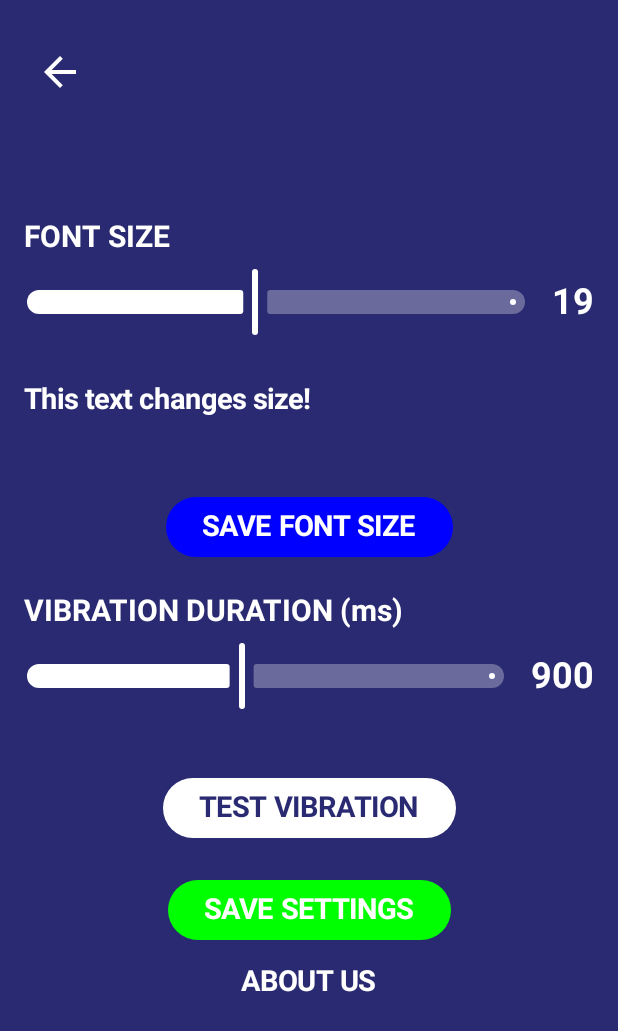
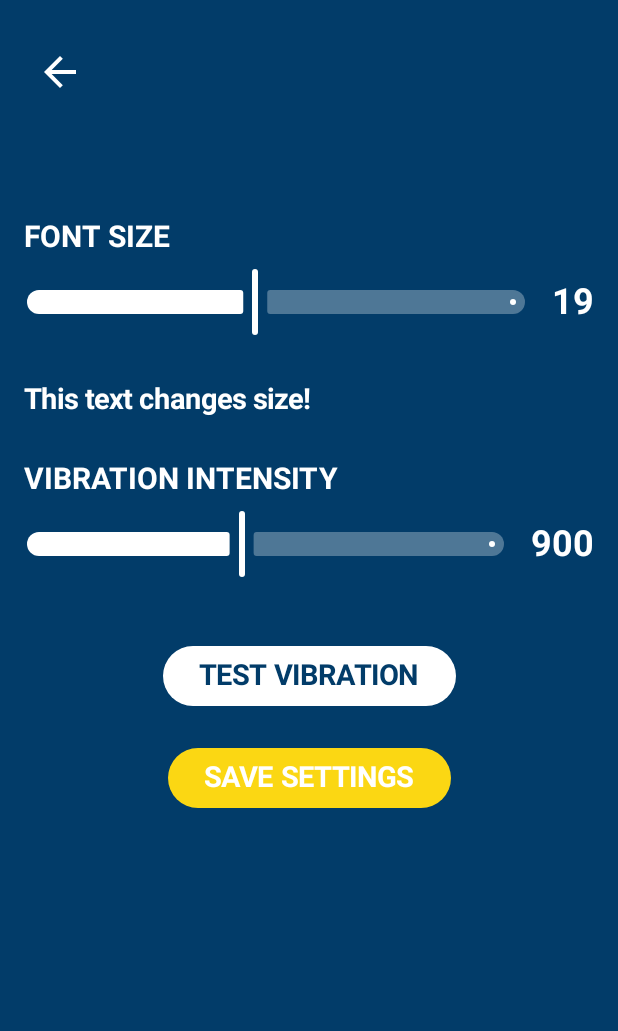
Before and after one commit to shlynavtiff/SafeSignRoadsAndroidd, an Android app built with Jetpack Compose: the SettingsActivity screen opened directly, with no data from a screen before it, on a phone screen of 412 x 824 dp. Shown: the top 1031 px of the screen. Run offline under Robolectric (Android 15) with nearby library versions, the phone set to English and light mode, and no system bars.

Commit message:
settings ui

```diff
--- a/app/src/main/java/com/example/safesignroads/SettingsActivity.kt
+++ b/app/src/main/java/com/example/safesignroads/SettingsActivity.kt
@@ -44,7 +44,6 @@ class SettingsActivity : ComponentActivity() {
         }
     }
 
-    // Function to vibrate the phone
     private fun vibratePhone(durationMs: Float) {
         val vibrator = if (android.os.Build.VERSION.SDK_INT >= android.os.Build.VERSION_CODES.S) {
             val vibratorManager = getSystemService(Context.VIBRATOR_MANAGER_SERVICE) as VibratorManager
@@ -55,17 +54,14 @@ class SettingsActivity : ComponentActivity() {
         }
 
         if (android.os.Build.VERSION.SDK_INT >= android.os.Build.VERSION_CODES.O) {
-            // Android 8.0+ (API 26+)
             val effect = VibrationEffect.createOneShot(durationMs.toLong(), VibrationEffect.DEFAULT_AMPLITUDE)
             vibrator.vibrate(effect)
         } else {
-            // Android 7.0 (API 24-25) - Deprecated method
             @Suppress("DEPRECATION")
             vibrator.vibrate(durationMs.toLong())
         }
     }
 
-    // Function to save vibration duration
     private fun saveVibrationDuration(duration: Float) {
         val sharedPreferences = getSharedPreferences("settings", Context.MODE_PRIVATE)
         sharedPreferences.edit().putFloat("vibration_duration", duration).apply()
@@ -80,20 +76,21 @@ class SettingsActivity : ComponentActivity() {
 @Composable
 fun SettingsScreen(
     vibrationDuration: Float,
-    fontSize: Float,  // Accept font size as a parameter
+    fontSize: Float,
     onVibrate: (Float) -> Unit,
-    onSaveFontSize: (Float) -> Unit,  // Function to save font size
+    onSaveFontSize: (Float) -> Unit,
     onSaveVibrationDuration: (Float) -> Unit
 ) {
-    val darkPurple = Color(0xFF2A2A72)
+    val customYellow = Color(0xFFFBD713)
+    val deepBlue = Color(0xFF023C69)
     val context = LocalContext.current
     var vibrationDurationValue by remember { mutableStateOf(vibrationDuration) }
-    var fontSizeValue by remember { mutableStateOf(fontSize) }  // Load font size
+    var fontSizeValue by remember { mutableStateOf(fontSize) }
 
     Box(
         modifier = Modifier
             .fillMaxSize()
-            .background(darkPurple)
+            .background(deepBlue)
     ) {
         Column(
             modifier = Modifier
@@ -123,7 +120,7 @@ fun SettingsScreen(
                 modifier = Modifier.padding(bottom = 8.dp)
             )
 
-            // Font Size Slider
+
             Row(
                 verticalAlignment = Alignment.CenterVertically,
                 modifier = Modifier.fillMaxWidth()
@@ -151,35 +148,19 @@ fun SettingsScreen(
 
             Spacer(modifier = Modifier.height(20.dp))
 
-            // Text that changes dynamically with the font size
+
             Text(
                 text = "This text changes size!",
                 color = Color.White,
-                fontSize = fontSizeValue.sp,  // Apply dynamic font size
+                fontSize = fontSizeValue.sp,
                 fontWeight = FontWeight.Bold,
                 modifier = Modifier.padding(vertical = 10.dp)
             )
 
-            Spacer(modifier = Modifier.height(40.dp))
-
-            // Save Font Size Button
-            Button(
-                onClick = { onSaveFontSize(fontSizeValue) },  // Save font size when clicked
-                modifier = Modifier.align(Alignment.CenterHorizontally),
-                colors = ButtonDefaults.buttonColors(containerColor = Color.Blue)
-            ) {
-                Text(
-                    text = "SAVE FONT SIZE",
-                    color = Color.White,
-                    fontSize = fontSizeValue.sp,  // Apply dynamic font size
-                    fontWeight = FontWeight.Bold
-                )
-            }
-
             Spacer(modifier = Modifier.height(20.dp))
 
             Text(
-                text = "VIBRATION DURATION (ms)",
+                text = "VIBRATION INTENSITY",
                 color = Color.White,
                 fontSize = 20.sp,
                 fontWeight = FontWeight.Bold,
@@ -194,7 +175,7 @@ fun SettingsScreen(
                     value = vibrationDurationValue,
                     onValueChange = { vibrationDurationValue = it },
                     valueRange = 0f..2000f,
-                    modifier = Modifier.weight(1f),
+                    modifier = Modifier.weight(50f),
                     colors = SliderDefaults.colors(
                         thumbColor = Color.White,
                         activeTrackColor = Color.White,
@@ -213,7 +194,7 @@ fun SettingsScreen(
 
             Spacer(modifier = Modifier.height(40.dp))
 
-            // Vibrate Button
+
             Button(
                 onClick = { onVibrate(vibrationDurationValue) },
                 modifier = Modifier.align(Alignment.CenterHorizontally),
@@ -221,37 +202,24 @@ fun SettingsScreen(
             ) {
                 Text(
                     text = "TEST VIBRATION",
-                    color = darkPurple,
-                    fontSize = fontSizeValue.sp,  // Apply font size
+                    color = deepBlue,
+                    fontSize = fontSizeValue.sp,
                     fontWeight = FontWeight.Bold
                 )
             }
 
             Spacer(modifier = Modifier.height(20.dp))
 
-            // Save Vibration Button
+
             Button(
-                onClick = { onSaveVibrationDuration(vibrationDurationValue) },
+                onClick = { onSaveVibrationDuration(vibrationDurationValue); onSaveFontSize(fontSizeValue)  },
                 modifier = Modifier.align(Alignment.CenterHorizontally),
-                colors = ButtonDefaults.buttonColors(containerColor = Color.Green)
+                colors = ButtonDefaults.buttonColors(containerColor = customYellow)
             ) {
                 Text(
                     text = "SAVE SETTINGS",
                     color = Color.White,
-                    fontSize = fontSizeValue.sp,  // Apply font size
-                    fontWeight = FontWeight.Bold
-                )
-            }
-
-            Button(
-                onClick = { },
-                modifier = Modifier.align(Alignment.CenterHorizontally),
-                colors = ButtonDefaults.buttonColors(containerColor = darkPurple)
-            ) {
-                Text(
-                    text = "ABOUT US",
-                    color = Color.White,
-                    fontSize = fontSizeValue.sp,  // Apply font size here too!
+                    fontSize = fontSizeValue.sp,
                     fontWeight = FontWeight.Bold
                 )
             }
```
